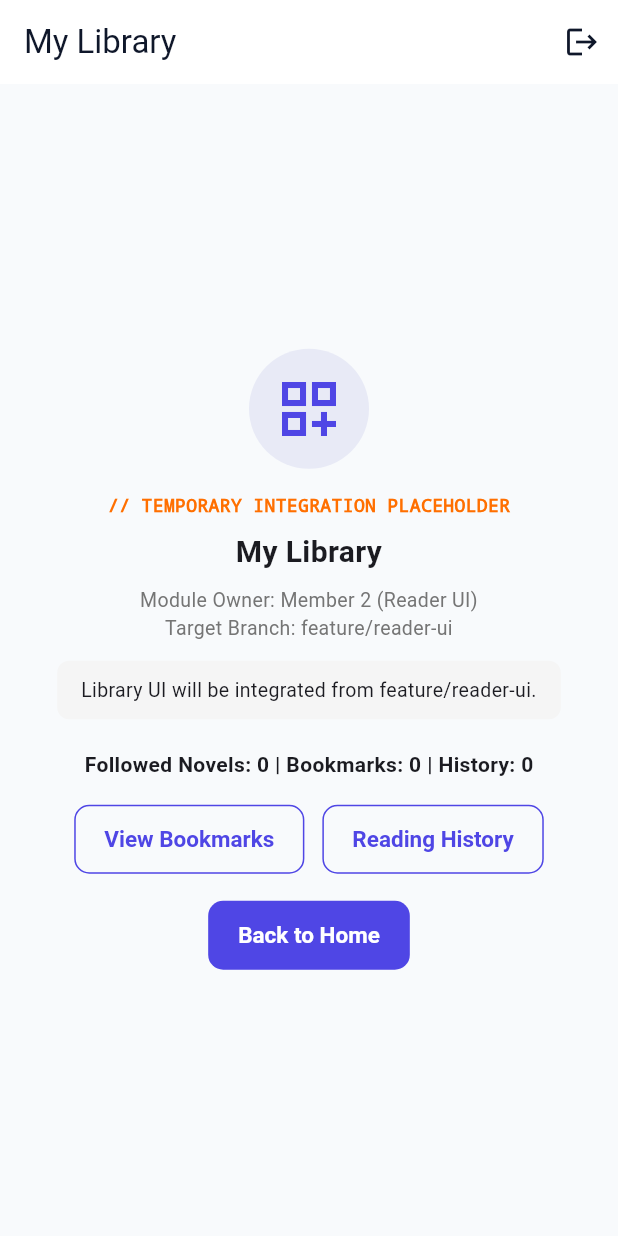
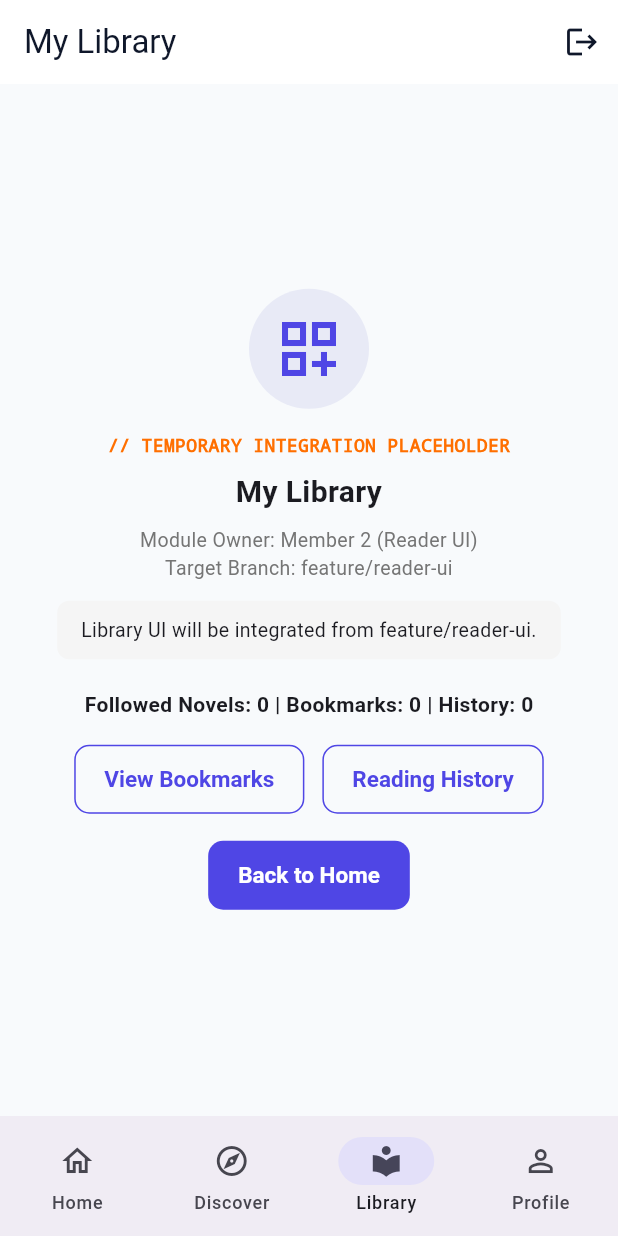
Before and after one commit to Chidotaki/PRM393-InkVerse, a Flutter app: the LibraryPlaceholderScreen screen opened by its route, on a phone screen of 412 x 824 dp. Run offline on Flutter 3.47's test engine with Material 3 defaults, Android fonts, the phone set to English and light mode, and no system bars; our stand-ins replace cloud_firestore, firebase_auth, firebase_core, go_router, shared_preferences; accounts and stored records are empty.

Commit message:
chore(core): configure Firebase runtime and prepare app integration shell

```diff
--- /dev/null
+++ b/lib/app/shell/main_navigation_shell.dart
@@ -0,0 +1,127 @@
+import 'package:flutter/material.dart';
+import 'package:go_router/go_router.dart';
+import 'package:provider/provider.dart';
+
+import '../../providers/auth_provider.dart';
+import '../router.dart';
+
+/// Reusable application shell providing a Material 3 [NavigationBar] for Reader destinations:
+/// 1. Home (`/home`)
+/// 2. Discover (`/discover`)
+/// 3. Library (`/library`)
+/// 4. Profile (`/profile`)
+///
+/// Designed for Member 2 (Reader UI) and Member 3 (Author/Admin UI) integration.
+/// Fullscreen views (Novel Detail, Reading Screen, Author Studio, Admin Console)
+/// remain top-level routes outside this shell so bottom navigation is hidden.
+class MainNavigationShell extends StatelessWidget {
+  final StatefulNavigationShell navigationShell;
+
+  const MainNavigationShell({super.key, required this.navigationShell});
+
+  void _onDestinationSelected(int index) {
+    navigationShell.goBranch(
+      index,
+      initialLocation: index == navigationShell.currentIndex,
+    );
+  }
+
+  @override
+  Widget build(BuildContext context) {
+    final auth = context.watch<AuthProvider>();
+
+    return Scaffold(
+      body: Column(
+        children: [
+          // If logged in as Author or Admin, show a subtle studio/admin shortcut banner
+          if (auth.isAuthor || auth.isAdmin)
+            Material(
+              color: auth.isAdmin
+                  ? Colors.purple.shade700
+                  : Colors.teal.shade700,
+              elevation: 2,
+              child: SafeArea(
+                bottom: false,
+                child: Padding(
+                  padding: const EdgeInsets.symmetric(
+                    horizontal: 16,
+                    vertical: 6,
+                  ),
+                  child: Row(
+                    children: [
+                      Icon(
+                        auth.isAdmin
+                            ? Icons.admin_panel_settings
+                            : Icons.edit_note,
+                        size: 18,
+                        color: Colors.white,
+                      ),
+                      const SizedBox(width: 8),
+                      Text(
+                        auth.isAdmin
+                            ? 'InkVerse Admin Mode'
+                            : 'Author Mode Active',
+                        style: const TextStyle(
+                          color: Colors.white,
+                          fontSize: 12,
+                          fontWeight: FontWeight.bold,
+                        ),
+                      ),
+                      const Spacer(),
+                      TextButton.icon(
+                        style: TextButton.styleFrom(
+                          foregroundColor: Colors.white,
+                          padding: const EdgeInsets.symmetric(horizontal: 8),
+                          minimumSize: const Size(0, 28),
+                          tapTargetSize: MaterialTapTargetSize.shrinkWrap,
+                        ),
+                        icon: const Icon(Icons.open_in_new, size: 14),
+                        label: Text(
+                          auth.isAdmin ? 'Admin Console' : 'Author Studio',
+                          style: const TextStyle(fontSize: 12),
+                        ),
+                        onPressed: () {
+                          if (auth.isAdmin) {
+                            context.push(AppRoutes.admin);
+                          } else {
+                            context.push(AppRoutes.author);
+                          }
+                        },
+                      ),
+                    ],
+                  ),
+                ),
+              ),
+            ),
+          Expanded(child: navigationShell),
+        ],
+      ),
+      bottomNavigationBar: NavigationBar(
+        selectedIndex: navigationShell.currentIndex,
+        onDestinationSelected: _onDestinationSelected,
+        destinations: const [
+          NavigationDestination(
+            icon: Icon(Icons.home_outlined),
+            selectedIcon: Icon(Icons.home),
+            label: 'Home',
+          ),
+          NavigationDestination(
+            icon: Icon(Icons.explore_outlined),
+            selectedIcon: Icon(Icons.explore),
+            label: 'Discover',
+          ),
+          NavigationDestination(
+            icon: Icon(Icons.local_library_outlined),
+            selectedIcon: Icon(Icons.local_library),
+            label: 'Library',
+          ),
+          NavigationDestination(
+            icon: Icon(Icons.person_outline),
+            selectedIcon: Icon(Icons.person),
+            label: 'Profile',
+          ),
+        ],
+      ),
+    );
+  }
+}
```
Also changed, not shown: lib/app/router.dart (+64 -4 lines), lib/providers/auth_provider.dart (+22 -1 lines), firebase.json (added), 7 other files.
